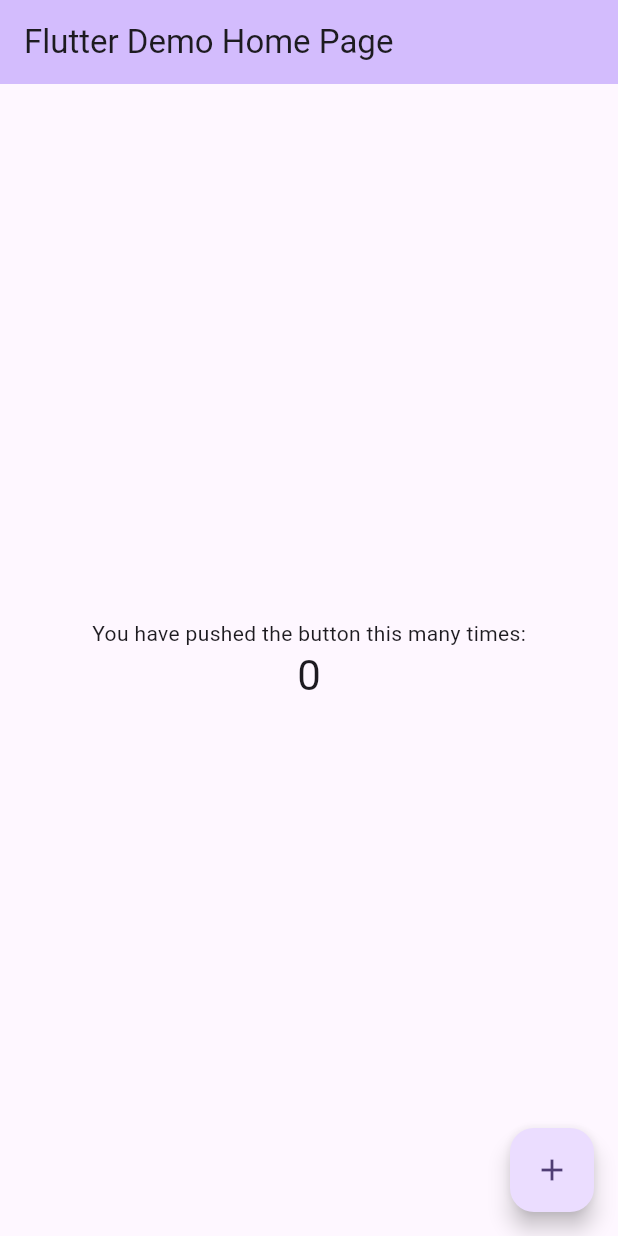
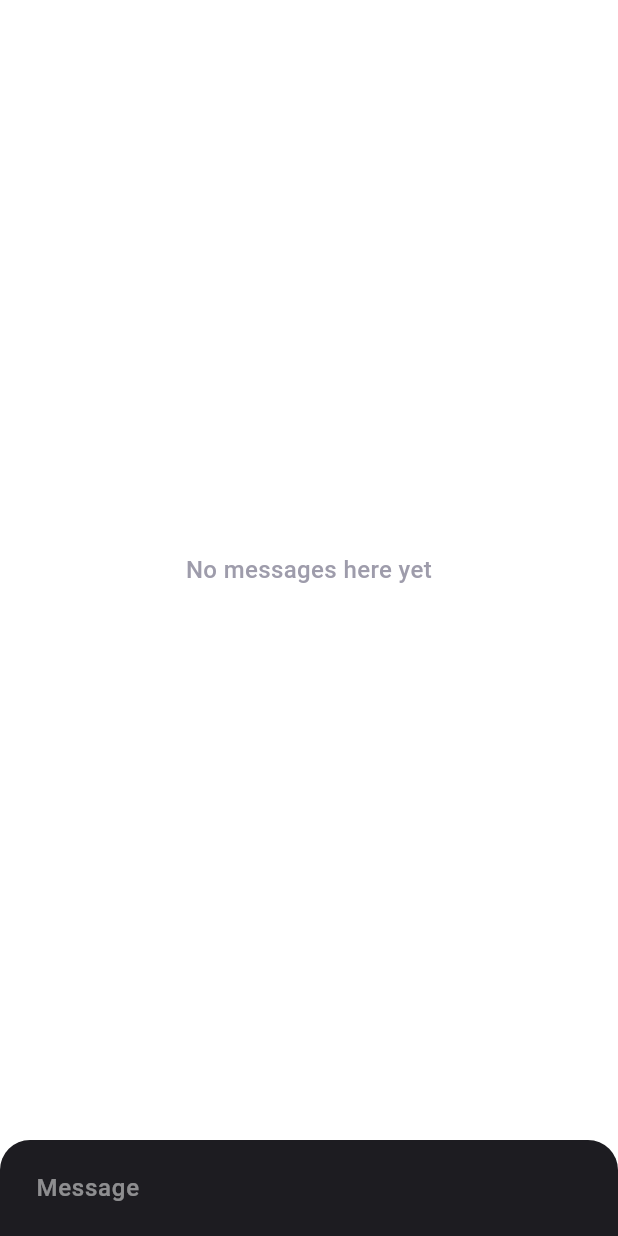
Before and after one commit to DanielZiborov/work-with-websocket, a Flutter app: the screen it shows after launch, on a phone screen of 412 x 824 dp. Run offline on Flutter 3.47's test engine with Material 3 defaults, Android fonts, the light colour scheme and no system bars; our stand-ins replace flutter_chat_types, flutter_chat_ui.

Commit message:
commit 1

```diff
--- a/lib/chat_page.dart
+++ b/lib/chat_page.dart
@@ -0,0 +1,23 @@
+import 'package:flutter/material.dart';
+import 'package:flutter_chat_ui/flutter_chat_ui.dart';
+import 'package:flutter_chat_types/flutter_chat_types.dart' as types;
+
+class ChatPage extends StatefulWidget {
+  const ChatPage({super.key});
+
+  @override
+  State<ChatPage> createState() => _ChatPageState();
+}
+
+class _ChatPageState extends State<ChatPage> {
+  @override
+  Widget build(BuildContext context) {
+    return Scaffold(
+      body: Chat(
+        messages: const [],
+        onSendPressed: (val) {},
+        user: const types.User(id: ''),
+      ),
+    );
+  }
+}
--- a/lib/main.dart
+++ b/lib/main.dart
@@ -1,4 +1,5 @@
 import 'package:flutter/material.dart';
+import 'package:work_with_websocket/chat_page.dart';
 
 void main() {
   runApp(const MyApp());
@@ -7,119 +8,16 @@
 class MyApp extends StatelessWidget {
   const MyApp({super.key});
 
-  // This widget is the root of your application.
   @override
   Widget build(BuildContext context) {
     return MaterialApp(
       title: 'Flutter Demo',
+      debugShowCheckedModeBanner: false,
       theme: ThemeData(
-        // This is the theme of your application.
-        //
-        // TRY THIS: Try running your application with "flutter run". You'll see
-        // the application has a purple toolbar. Then, without quitting the app,
-        // try changing the seedColor in the colorScheme below to Colors.green
-        // and then invoke "hot reload" (save your changes or press the "hot
-        // reload" button in a Flutter-supported IDE, or press "r" if you used
-        // the command line to start the app).
-        //
-        // Notice that the counter didn't reset back to zero; the application
-        // state is not lost during the reload. To reset the state, use hot
-        // restart instead.
-        //
-        // This works for code too, not just values: Most code changes can be
-        // tested with just a hot reload.
         colorScheme: ColorScheme.fromSeed(seedColor: Colors.deepPurple),
         useMaterial3: true,
       ),
-      home: const MyHomePage(title: 'Flutter Demo Home Page'),
+      home: const ChatPage(),
     );
   }
 }
-
-class MyHomePage extends StatefulWidget {
-  const MyHomePage({super.key, required this.title});
-
-  // This widget is the home page of your application. It is stateful, meaning
-  // that it has a State object (defined below) that contains fields that affect
-  // how it looks.
-
-  // This class is the configuration for the state. It holds the values (in this
-  // case the title) provided by the parent (in this case the App widget) and
-  // used by the build method of the State. Fields in a Widget subclass are
-  // always marked "final".
-
-  final String title;
-
-  @override
-  State<MyHomePage> createState() => _MyHomePageState();
-}
-
-class _MyHomePageState extends State<MyHomePage> {
-  int _counter = 0;
-
-  void _incrementCounter() {
-    setState(() {
-      // This call to setState tells the Flutter framework that something has
-      // changed in this State, which causes it to rerun the build method below
-      // so that the display can reflect the updated values. If we changed
-      // _counter without calling setState(), then the build method would not be
-      // called again, and so nothing would appear to happen.
-      _counter++;
-    });
-  }
-
-  @override
-  Widget build(BuildContext context) {
-    // This method is rerun every time setState is called, for instance as done
-    // by the _incrementCounter method above.
-    //
-    // The Flutter framework has been optimized to make rerunning build methods
-    // fast, so that you can just rebuild anything that needs updating rather
-    // than having to individually change instances of widgets.
-    return Scaffold(
-      appBar: AppBar(
-        // TRY THIS: Try changing the color here to a specific color (to
-        // Colors.amber, perhaps?) and trigger a hot reload to see the AppBar
-        // change color while the other colors stay the same.
-        backgroundColor: Theme.of(context).colorScheme.inversePrimary,
-        // Here we take the value from the MyHomePage object that was created by
-        // the App.build method, and use it to set our appbar title.
-        title: Text(widget.title),
-      ),
-      body: Center(
-        // Center is a layout widget. It takes a single child and positions it
-        // in the middle of the parent.
-        child: Column(
-          // Column is also a layout widget. It takes a list of children and
-          // arranges them vertically. By default, it sizes itself to fit its
-          // children horizontally, and tries to be as tall as its parent.
-          //
-          // Column has various properties to control how it sizes itself and
-          // how it positions its children. Here we use mainAxisAlignment to
-          // center the children vertically; the main axis here is the vertical
-          // axis because Columns are vertical (the cross axis would be
-          // horizontal).
-          //
-          // TRY THIS: Invoke "debug painting" (choose the "Toggle Debug Paint"
-          // action in the IDE, or press "p" in the console), to see the
-          // wireframe for each widget.
-          mainAxisAlignment: MainAxisAlignment.center,
-          children: <Widget>[
-            const Text(
-              'You have pushed the button this many times:',
-            ),
-            Text(
-              '$_counter',
-              style: Theme.of(context).textTheme.headlineMedium,
-            ),
-          ],
-        ),
-      ),
-      floatingActionButton: FloatingActionButton(
-        onPressed: _incrementCounter,
-        tooltip: 'Increment',
-        child: const Icon(Icons.add),
-      ), // This trailing comma makes auto-formatting nicer for build methods.
-    );
-  }
-}
--- a/pubspec.yaml
+++ b/pubspec.yaml
@@ -35,6 +35,7 @@ dependencies:
   # The following adds the Cupertino Icons font to your application.
   # Use with the CupertinoIcons class for iOS style icons.
   cupertino_icons: ^1.0.8
+  flutter_chat_ui: ^1.6.15
 
 dev_dependencies:
   flutter_test:
```
Also changed, not shown: pubspec.lock, 5 other files.
